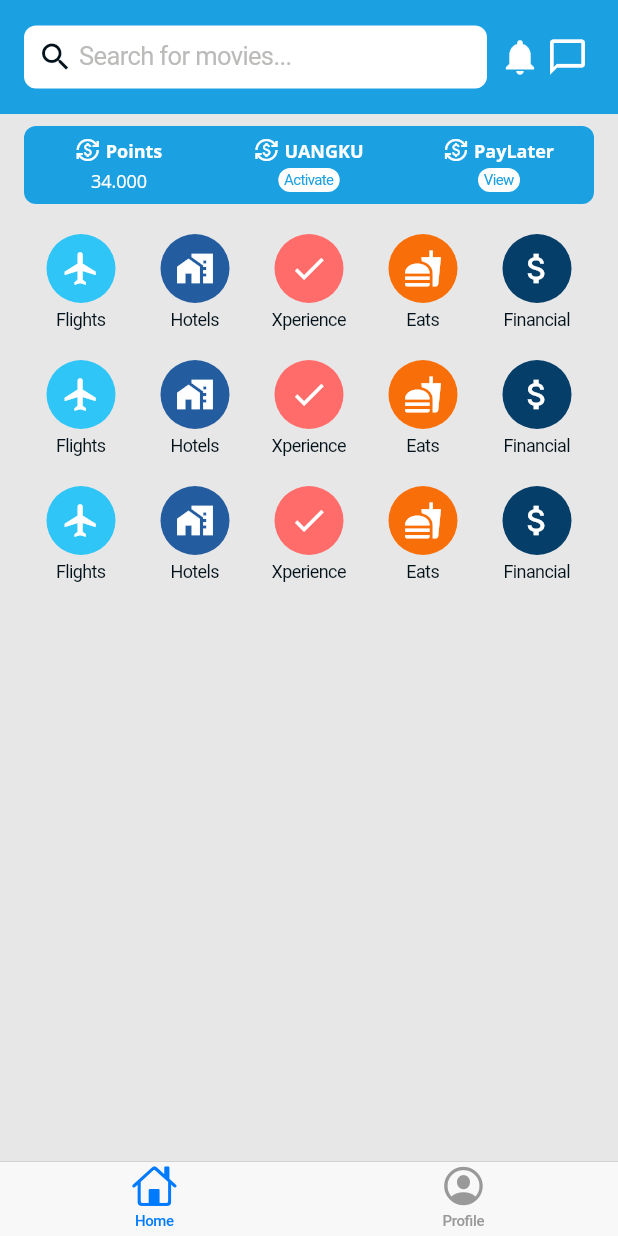
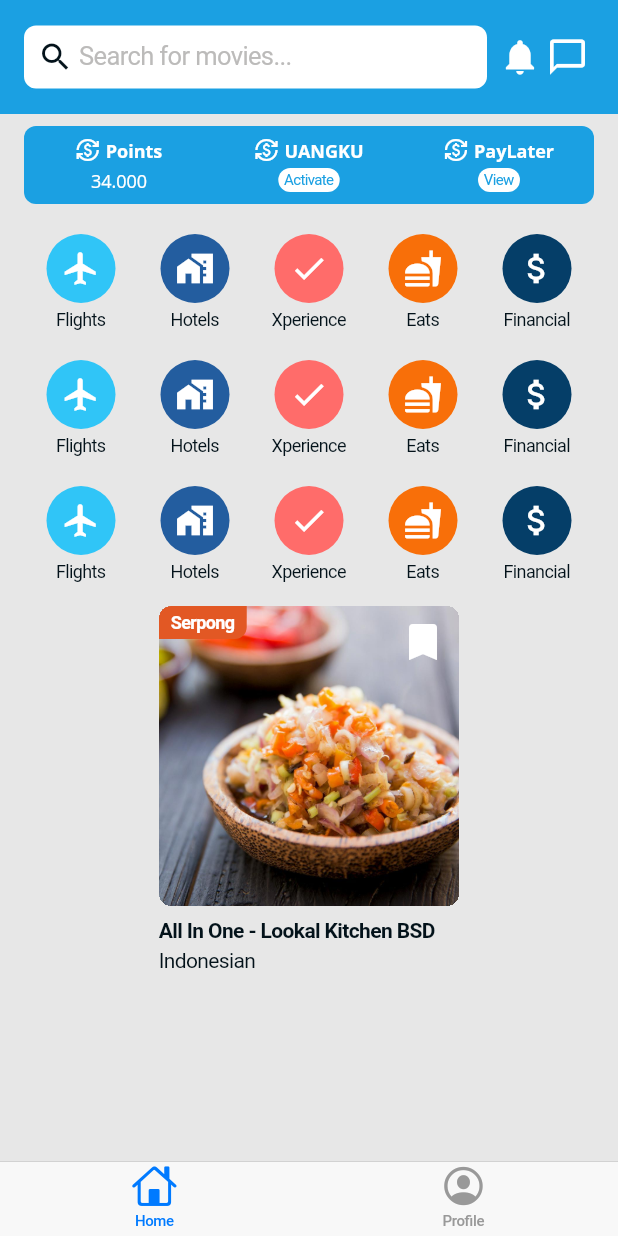
Before and after one commit to theodorusyoga/Flutter-Test-App, a Flutter app: the screen it shows after launch, on a phone screen of 412 x 824 dp. Run offline on Flutter 3.47's test engine with Material 2 defaults, Android fonts, the light colour scheme and no system bars.

Commit message:
Create explore item and add image assets for explore items

```diff
--- a/lib/assets/colors.dart
+++ b/lib/assets/colors.dart
@@ -12,6 +12,7 @@ enum ColorName {
   xperiencePink,
   orangeEats,
   financialDarkBlue,
+  orangeTooltip,
 }
 
 const Map<ColorName, Color> colors = {
@@ -25,4 +26,5 @@ const Map<ColorName, Color> colors = {
   ColorName.xperiencePink: Color.fromARGB(255, 255, 108, 106),
   ColorName.orangeEats: Color.fromARGB(255, 248, 111, 9),
   ColorName.financialDarkBlue: Color.fromARGB(255, 5, 62, 104),
+  ColorName.orangeTooltip: Color.fromARGB(255, 226, 88, 36),
 };
--- a/lib/assets/fonts.dart
+++ b/lib/assets/fonts.dart
@@ -8,3 +8,9 @@ final TextStyle regularTextStyle = TextStyle(
 
 final TextStyle regularTextStyleBold =
     regularTextStyle.merge(const TextStyle(fontWeight: FontWeight.w600));
+
+final TextStyle normalTextStyle =
+    regularTextStyle.merge(const TextStyle(fontSize: 14));
+
+final TextStyle normalTextStyleBold =
+    regularTextStyleBold.merge(const TextStyle(fontSize: 14));
--- /dev/null
+++ b/lib/model/explore_model.dart
@@ -0,0 +1,14 @@
+class ExploreModel {
+  String id;
+  String name;
+  String description;
+  String location;
+  String imagePath;
+
+  ExploreModel(
+      {required this.id,
+      required this.name,
+      required this.description,
+      required this.location,
+      required this.imagePath});
+}
--- /dev/null
+++ b/lib/views/home/explore/components/explore_item.dart
@@ -0,0 +1,80 @@
+import 'package:flutter/cupertino.dart';
+import 'package:flutter/material.dart';
+
+import '../../../../model/explore_model.dart';
+import '../../../../assets/colors.dart';
+import '../../../../assets/fonts.dart';
+
+import './styles.dart';
+
+double imageSize = 200;
+
+class ExploreItem extends StatelessWidget {
+  ExploreItem(
+      {Key? key,
+      required this.exploreItem,
+      required this.onBookmarkPressed,
+      required this.onPressed})
+      : super(key: key);
+
+  final ExploreModel exploreItem;
+  final Function onPressed;
+  final Function onBookmarkPressed;
+
+  final _styles = ExploreItemStyles();
+
+  @override
+  Widget build(BuildContext context) {
+    final _imageTop = Row(
+      mainAxisAlignment: MainAxisAlignment.spaceBetween,
+      crossAxisAlignment: CrossAxisAlignment.start,
+      children: [
+        Container(
+          child: Text(exploreItem.location, style: _styles.locationTextStyle),
+          decoration: BoxDecoration(
+              color: colors[ColorName.orangeTooltip],
+              borderRadius: _styles.tooltipBorderRadius),
+          padding: _styles.tooltipPadding,
+        ),
+        CupertinoButton(
+          child:
+              Icon(Icons.bookmark, size: 32, color: colors[ColorName.white]),
+          onPressed: () => onBookmarkPressed(exploreItem.id),
+          minSize: 0,
+          padding: _styles.bookmarkIconPadding,
+        )
+      ],
+    );
+
+    final _image = Container(
+      child: Stack(
+        children: [
+          Image.asset(
+            exploreItem.imagePath,
+            width: imageSize,
+          ),
+          _imageTop,
+        ],
+      ),
+      clipBehavior: Clip.hardEdge,
+      decoration: _styles.imageContainerDecoration,
+    );
+
+    return CupertinoButton(
+        child: Container(
+          alignment: Alignment.topLeft,
+          child: Column(
+            crossAxisAlignment: CrossAxisAlignment.start,
+            children: [
+              _image,
+              const SizedBox(height: 8),
+              Text(exploreItem.name, style: normalTextStyleBold, textAlign: TextAlign.left),
+              const SizedBox(height: 4),
+              Text(exploreItem.description, style: normalTextStyle, textAlign: TextAlign.left)
+            ],
+          ),
+          width: imageSize,
+        ),
+        onPressed: () => onPressed(exploreItem.id));
+  }
+}
--- /dev/null
+++ b/lib/views/home/explore/components/styles.dart
@@ -0,0 +1,28 @@
+import 'package:flutter/cupertino.dart';
+
+import '../../../../assets/colors.dart';
+import '../../../../assets/fonts.dart';
+
+class ExploreItemStyles {
+  ExploreItemStyles();
+
+  // TOOLTIP AND BOOKMARK ICON
+  final BorderRadius tooltipBorderRadius = const BorderRadius.only(
+      topLeft: Radius.circular(8), bottomRight: Radius.circular(8));
+
+  final TextStyle locationTextStyle = regularTextStyleBold.merge(TextStyle(
+    color: colors[ColorName.white],
+  ));
+
+  final EdgeInsetsGeometry tooltipPadding =
+      const EdgeInsets.only(left: 8, right: 8, top: 4, bottom: 4);
+
+  final EdgeInsetsGeometry bookmarkIconPadding = const EdgeInsets.all(8);
+
+  // END OF TOOLTIP AND BOOKMARK ICON
+
+  // IMAGE
+  final BoxDecoration imageContainerDecoration =
+      const BoxDecoration(borderRadius: BorderRadius.all(Radius.circular(8)));
+  // END OF IMAGE
+}
--- /dev/null
+++ b/lib/views/home/explore/explore.dart
@@ -0,0 +1,57 @@
+import 'package:flutter/cupertino.dart';
+
+import '../../../model/explore_model.dart';
+import './components/explore_item.dart';
+
+class Explore extends StatelessWidget {
+  Explore({Key? key}) : super(key: key);
+
+  final exploreItems = <ExploreModel>[
+    ExploreModel(
+      id: 'uuid-example-1',
+      name: 'All In One - Lookal Kitchen BSD',
+      description: 'Indonesian',
+      location: 'Serpong',
+      imagePath: 'lib/assets/images/sambal_matah.jpg',
+    ),
+    ExploreModel(
+      id: 'uuid-example-2',
+      name: 'All In One - Lookal Kitchen BSD',
+      description: 'Indonesian',
+      location: 'Serpong',
+      imagePath: 'lib/assets/images/sambal_matah.jpg',
+    ),
+    ExploreModel(
+      id: 'uuid-example-3',
+      name: 'All In One - Lookal Kitchen BSD',
+      description: 'Indonesian',
+      location: 'Serpong',
+      imagePath: 'lib/assets/images/sambal_matah.jpg',
+    ),
+    ExploreModel(
+      id: 'uuid-example-4',
+      name: 'All In One - Lookal Kitchen BSD',
+      description: 'Indonesian',
+      location: 'Serpong',
+      imagePath: 'lib/assets/images/sambal_matah.jpg',
+    )
+  ];
+
+  void _onBookmarkPressed(String id) {
+    // implement bookmark pressed
+  }
+
+  void _onPressed(String id) {
+    // implement onpressed
+  }
+
+  @override
+  Widget build(BuildContext context) {
+    return Container(
+        child: ExploreItem(
+      exploreItem: exploreItems[0],
+      onBookmarkPressed: _onBookmarkPressed,
+      onPressed: _onPressed,
+    ));
+  }
+}
--- a/lib/views/home/home.dart
+++ b/lib/views/home/home.dart
@@ -3,6 +3,7 @@ import 'package:flutter/cupertino.dart';
 import './searchbar/searchbar.dart';
 import './menu/menu.dart';
 import './points/points.dart';
+import './explore/explore.dart';
 
 class Home extends StatefulWidget {
   const Home({Key? key}) : super(key: key);
@@ -14,7 +15,7 @@ class Home extends StatefulWidget {
 class _HomeState extends State<Home> {
   @override
   Widget build(BuildContext context) {
-    final homeItems = [const SearchBar(), Points(), Menu()];
+    final homeItems = [const SearchBar(), Points(), Menu(), Explore()];
 
     return Column(
       children: homeItems,
--- a/lib/views/home/menu/menuitem.dart
+++ b/lib/views/home/menu/menuitem.dart
@@ -32,9 +32,9 @@ class MenuItem extends StatelessWidget {
 
   @override
   Widget build(BuildContext context) {
-    final double width = MediaQuery.of(context).size.width;
-    final double widthWithoutPadding = width - 32;
-    final double itemWidth = widthWithoutPadding / numberOfItems;
+    final double _width = MediaQuery.of(context).size.width;
+    final double _widthWithoutPadding = _width - 32;
+    final double _itemWidth = _widthWithoutPadding / numberOfItems;
 
     final _iconImage = Container(
       child: Center(
@@ -56,7 +56,7 @@ class MenuItem extends StatelessWidget {
           ),
           onPressed: () => onMenuItemPressed(),
           padding: _styles.buttonMenuItemPadding),
-      width: itemWidth,
+      width: _itemWidth,
       padding: _styles.menuItemPadding,
     );
   }
--- a/pubspec.yaml
+++ b/pubspec.yaml
@@ -57,9 +57,8 @@ flutter:
   uses-material-design: true
 
   # To add assets to your application, add an assets section, like this:
-  # assets:
-  #   - images/a_dot_burr.jpeg
-  #   - images/a_dot_ham.jpeg
+  assets:
+    - lib/assets/images/sambal_matah.jpg
 
   # An image asset can refer to one or more resolution-specific "variants", see
   # https://flutter.dev/assets-and-images/#resolution-aware.
```
Also changed, not shown: lib/assets/images/sambal_matah.jpg (added).
